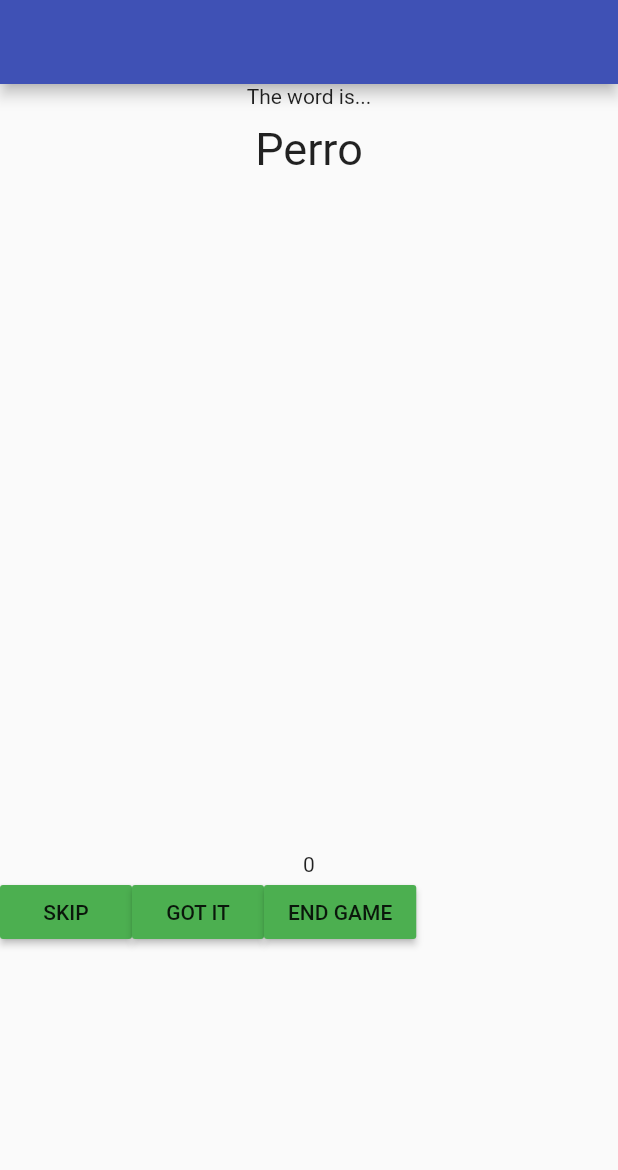
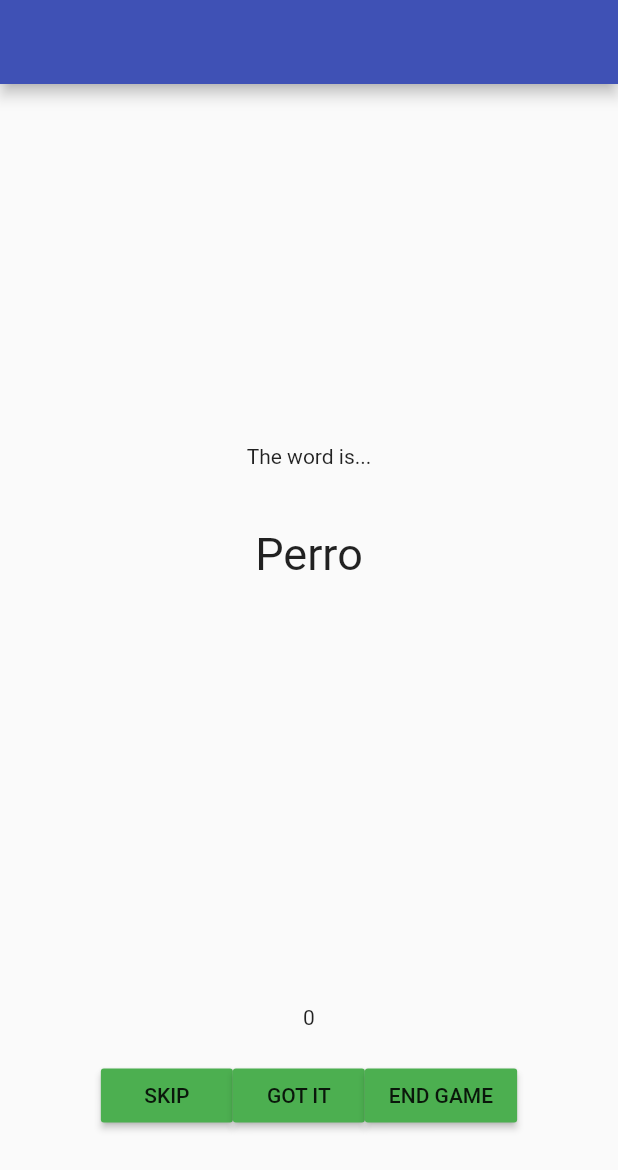
Before and after one commit to alfonso46674/DM_T3, a Flutter app: the screen it shows after launch, after a tap on "PLAY", on a phone screen of 412 x 824 dp. Shown: the top 1170 px of the screen. Run offline on Flutter 3.47's test engine with Material 2 defaults, Android fonts, the phone set to English and light mode, and no system bars; our stand-ins replace bloc, equatable, flutter_bloc.

Commit message:
Feat: Change style in front.dart

```diff
--- a/lib/front.dart
+++ b/lib/front.dart
@@ -29,11 +29,19 @@ class _FrontState extends State<Front> {
                     mainAxisSize: MainAxisSize.min,
                     children: [
                       Expanded(
-                        flex: 2,
+                        flex: 4,
                         child: Column(
+                          mainAxisSize: MainAxisSize.min,
                           children: [
-                            Text(state.titulo),
-                            SizedBox(height: 10.0),
+                            SizedBox(
+                              height: 240,
+                            ),
+                            Text(
+                              state.titulo,
+                            ),
+                            SizedBox(
+                              height: 40.0,
+                            ),
                             Text(
                               state.palabra,
                               style: TextStyle(fontSize: 30),
@@ -46,7 +54,11 @@ class _FrontState extends State<Front> {
                         child: Column(
                           children: [
                             Text(state.contador.toString()),
+                            SizedBox(
+                              height: 20,
+                            ),
                             Row(
+                              mainAxisAlignment: MainAxisAlignment.center,
                               children: [
                                 MaterialButton(
                                     child: Text("SKIP"),
@@ -88,8 +100,15 @@ class _FrontState extends State<Front> {
                         flex: 2,
                         child: Column(
                           children: [
-                            Text(state.titulo),
-                            SizedBox(height: 10.0),
+                            SizedBox(
+                              height: 240,
+                            ),
+                            Text(
+                              state.titulo,
+                            ),
+                            SizedBox(
+                              height: 40.0,
+                            ),
                             Text(
                               state.contador.toString(),
                               style: TextStyle(fontSize: 30),
@@ -98,14 +117,23 @@ class _FrontState extends State<Front> {
                         ),
                       ),
                       Expanded(
-                        flex: 10,
-                        child: MaterialButton(
+                        flex: 1,
+                        child: Column(
+                          children: [
+                            Row(
+                              mainAxisAlignment: MainAxisAlignment.center,
+                              children: [
+                                MaterialButton(
                                     child: Text("PLAY AGAIN"),
                                     color: Colors.green,
                                     onPressed: () {
                                       BlocProvider.of<FrontBloc>(context)
                                           .add(StartEvent());
                                     }),
+                              ],
+                            ),
+                          ],
+                        ),
                       ),
                     ],
                   ),
@@ -113,12 +141,13 @@ class _FrontState extends State<Front> {
               );
             } else
               return Container(
-                child: Stack(
+                child: Center(
+                  child: Column(
+                    mainAxisSize: MainAxisSize.min,
                     children: [
-                    Align(
-                      alignment: Alignment.center,
+                      Expanded(
+                        flex: 4,
                         child: Column(
-                        mainAxisAlignment: MainAxisAlignment.center,
                           children: [
                             Text("Get ready to"),
                             SizedBox(height: 10.0),
@@ -129,9 +158,14 @@ class _FrontState extends State<Front> {
                           ],
                         ),
                       ),
-                    Align(
-                      alignment: Alignment.bottomCenter,
-                      child: MaterialButton(
+                      Expanded(
+                        flex: 1,
+                        child: Column(
+                          children: [
+                            Row(
+                              mainAxisAlignment: MainAxisAlignment.center,
+                              children: [
+                                MaterialButton(
                                   child: Text(
                                     "PLAY",
                                     style: TextStyle(
@@ -140,13 +174,21 @@ class _FrontState extends State<Front> {
                                   ),
                                   color: Colors.green,
                                   onPressed: () {
-                          BlocProvider.of<FrontBloc>(context).add(StartEvent());
+                                    BlocProvider.of<FrontBloc>(context)
+                                        .add(StartEvent());
                                   },
+                                ),
+                              ],
+                            ),
+                          ],
                         ),
                       ),
                     ],
                   ),
+                ),
               );
+
+
           },
         ),
       ),
```
Lines whose indentation alone changed are shown as unchanged.
